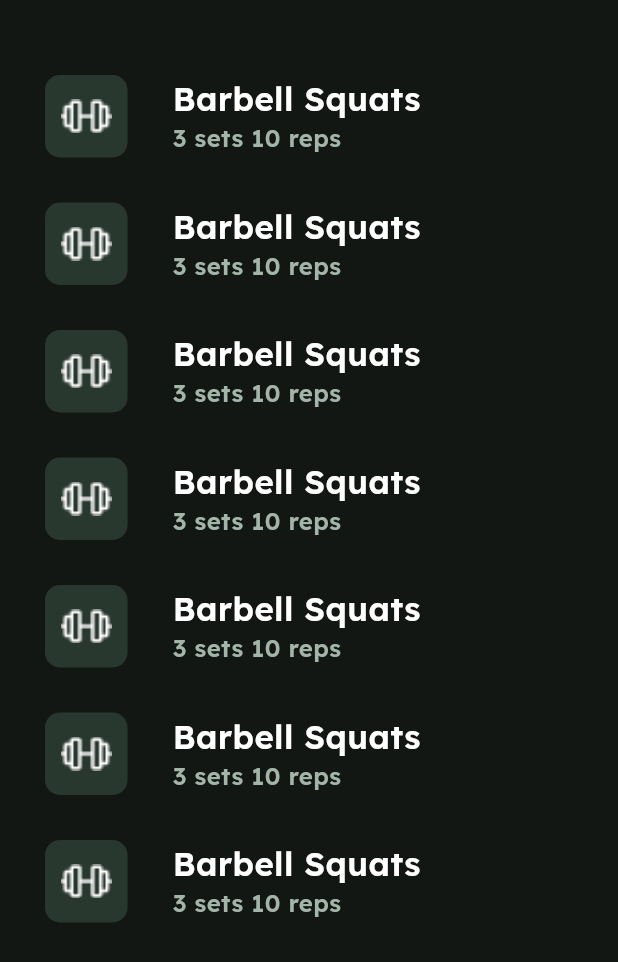
After one commit to bakrbasser/fit_track, a Flutter app: the ExercisesList screen opened directly, on a phone screen of 412 x 824 dp. The commit adds this screen. Shown: the top 962 px of the screen. Run offline on Flutter 3.47's test engine with Material 3 defaults, Android fonts, the phone set to English and light mode, and no system bars; our stand-ins replace bloc, dio, google_fonts, sqflite; accounts and stored records are empty.

Commit message:
laid foundation for exercises widgets

```diff
--- a/lib/core/presentation/resources/assets_manager.dart
+++ b/lib/core/presentation/resources/assets_manager.dart
@@ -1,3 +1,4 @@
 class AssetsManager {
   static String get logo => 'assets/images/Logo.png';
+  static String get Dumbbell => 'assets/images/dumbbell.png';
 }
--- a/lib/core/presentation/resources/colors_manager.dart
+++ b/lib/core/presentation/resources/colors_manager.dart
@@ -4,5 +4,6 @@ class ColorsManager {
   static Color get black => Color.fromARGB(255, 18, 23, 20);
   static Color get green => Color.fromARGB(255, 56, 224, 122);
   static Color get grey => Color.fromARGB(255, 41, 56, 46);
+  static Color get textGrey => Color.fromARGB(255, 163, 181, 168);
   static Color get lightGrey => Color.fromARGB(255, 158, 184, 168);
 }
--- a/lib/core/presentation/resources/fonts_manager.dart
+++ b/lib/core/presentation/resources/fonts_manager.dart
@@ -16,4 +16,12 @@ class FontsManager {
     fontSize: size,
     fontWeight: FontWeight.normal,
   );
+  static TextStyle lexendMedium({
+    double size = 16,
+    Color color = Colors.white,
+  }) => GoogleFonts.lexend(
+    color: color,
+    fontSize: size,
+    fontWeight: FontWeight.w600,
+  );
 }
--- /dev/null
+++ b/lib/presentation/pages/exercises/exercises_list.dart
@@ -0,0 +1,76 @@
+import 'package:fit_track/domain/entities/exercise.dart';
+import 'package:fit_track/presentation/widgets/exercise_card.dart';
+import 'package:flutter/material.dart';
+
+class ExercisesList extends StatelessWidget {
+  const ExercisesList({super.key});
+
+  @override
+  Widget build(BuildContext context) {
+    return Scaffold(
+      body: Padding(
+        padding: const EdgeInsets.only(top: 50, left: 30),
+        child: Column(
+          children: [
+            ExerciseCard(
+              exercise: Exercise(
+                id: 1,
+                name: 'Barbell Squats',
+                instructions: '3 sets 10 reps',
+              ),
+            ),
+            SizedBox(height: 30),
+            ExerciseCard(
+              exercise: Exercise(
+                id: 1,
+                name: 'Barbell Squats',
+                instructions: '3 sets 10 reps',
+              ),
+            ),
+            SizedBox(height: 30),
+            ExerciseCard(
+              exercise: Exercise(
+                id: 1,
+                name: 'Barbell Squats',
+                instructions: '3 sets 10 reps',
+              ),
+            ),
+            SizedBox(height: 30),
+            ExerciseCard(
+              exercise: Exercise(
+                id: 1,
+                name: 'Barbell Squats',
+                instructions: '3 sets 10 reps',
+              ),
+            ),
+            SizedBox(height: 30),
+            ExerciseCard(
+              exercise: Exercise(
+                id: 1,
+                name: 'Barbell Squats',
+                instructions: '3 sets 10 reps',
+              ),
+            ),
+            SizedBox(height: 30),
+            ExerciseCard(
+              exercise: Exercise(
+                id: 1,
+                name: 'Barbell Squats',
+                instructions: '3 sets 10 reps',
+              ),
+            ),
+            SizedBox(height: 30),
+            ExerciseCard(
+              exercise: Exercise(
+                id: 1,
+                name: 'Barbell Squats',
+                instructions: '3 sets 10 reps',
+              ),
+            ),
+            SizedBox(height: 30),
+          ],
+        ),
+      ),
+    );
+  }
+}
--- /dev/null
+++ b/lib/presentation/widgets/exercise_card.dart
@@ -0,0 +1,43 @@
+import 'package:fit_track/core/presentation/resources/assets_manager.dart';
+import 'package:fit_track/core/presentation/resources/colors_manager.dart';
+import 'package:fit_track/core/presentation/resources/fonts_manager.dart';
+import 'package:fit_track/domain/entities/exercise.dart';
+import 'package:flutter/material.dart';
+
+class ExerciseCard extends StatelessWidget {
+  const ExerciseCard({super.key, required this.exercise});
+  final Exercise exercise;
+
+  @override
+  Widget build(BuildContext context) {
+    return Row(
+      crossAxisAlignment: CrossAxisAlignment.start,
+      mainAxisAlignment: MainAxisAlignment.start,
+      children: [
+        Container(
+          height: 55,
+          width: 55,
+          decoration: BoxDecoration(
+            color: ColorsManager.grey,
+            borderRadius: BorderRadius.circular(10),
+          ),
+          child: Image.asset(AssetsManager.Dumbbell, scale: 0.7),
+        ),
+        SizedBox(width: 30),
+        Column(
+          crossAxisAlignment: CrossAxisAlignment.start,
+          children: [
+            Text(exercise.name, style: FontsManager.lexendMedium(size: 22)),
+            Text(
+              exercise.instructions ?? 'No description',
+              style: FontsManager.lexendMedium(
+                color: ColorsManager.textGrey,
+                size: 16,
+              ),
+            ),
+          ],
+        ),
+      ],
+    );
+  }
+}
--- a/pubspec.yaml
+++ b/pubspec.yaml
@@ -67,6 +67,7 @@ flutter:
   # To add assets to your application, add an assets section, like this:
   assets:
     - assets/images/Logo.png
+    - assets/images/dumbbell.png
   #   - images/a_dot_ham.jpeg
 
   # An image asset can refer to one or more resolution-specific "variants", see
```
Also changed, not shown: assets/images/dumbbell.png (added).
